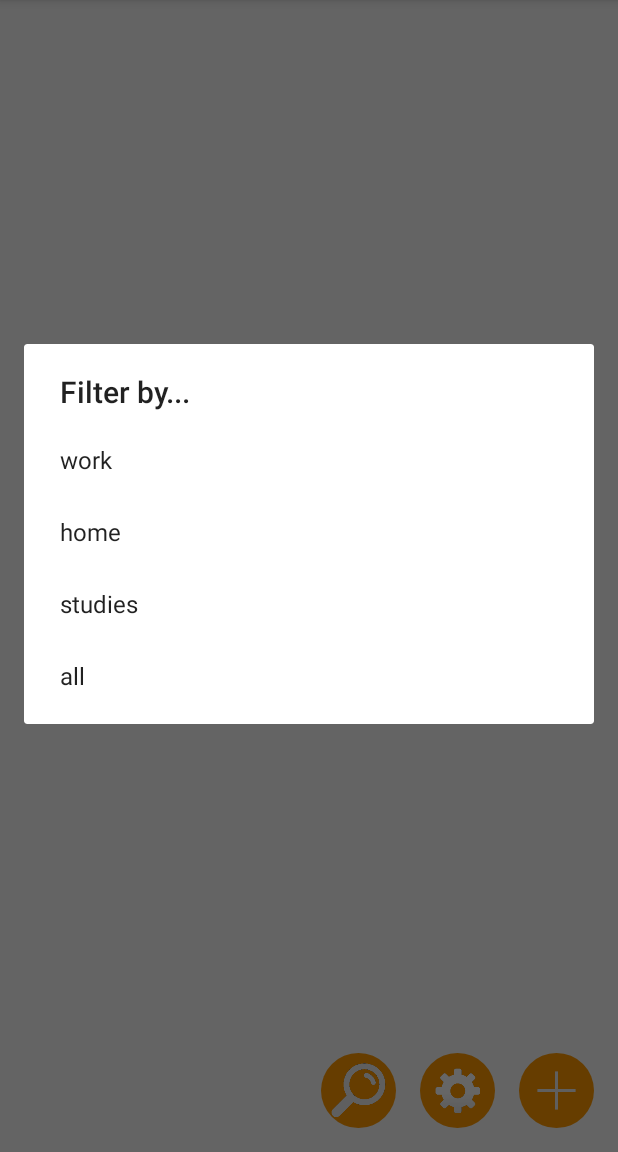
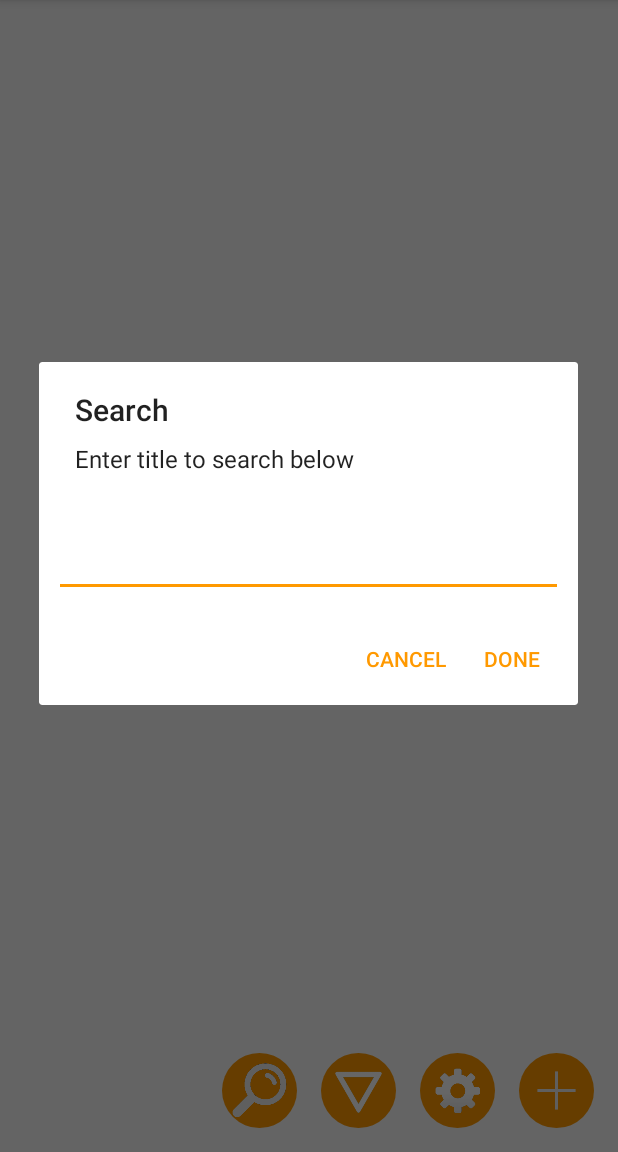
Before and after one commit to frealka/TodoList, an Android app: the screen it shows after launch (MainActivity), after a tap on an icon or button, on a phone screen of 412 x 824 dp, the part 84-1236 px from its top. Run offline under Robolectric (Android 15) with nearby library versions, the phone set to English and light mode, and no system bars; our stand-ins replace Room's generated code.

Commit message:
search function implemented and tested

```diff
--- a/app/src/main/java/com/example/agata/todolist/MainActivity.kt
+++ b/app/src/main/java/com/example/agata/todolist/MainActivity.kt
@@ -9,8 +9,10 @@ import android.support.v7.app.AlertDialog
 import android.support.v7.widget.LinearLayoutManager
 import android.view.View
 import android.util.Log
+import android.widget.EditText
 import com.example.agata.todolist.database.AppDatabase
 import com.example.agata.todolist.database.DbWorker
+import com.example.agata.todolist.recycler.CardItem
 import com.example.agata.todolist.recycler.RecyclerViewAdapter
 import kotlinx.android.synthetic.main.activity_main.*
 
@@ -81,4 +83,36 @@ class MainActivity : AppCompatActivity() {
         builder.create()
         builder.show()
     }
+
+    fun search(v: View){
+        val dialogBuilder = AlertDialog.Builder(this)
+        val inflater = this.layoutInflater
+        val dialogView = inflater.inflate(R.layout.custom_dialog, null)
+        dialogBuilder.setView(dialogView)
+
+        val edt = dialogView.findViewById(R.id.edit1) as EditText
+
+        dialogBuilder.setTitle("Search")
+        dialogBuilder.setMessage("Enter title to search below")
+        dialogBuilder.setPositiveButton("Done") { _, _ ->
+            val task = Runnable{
+                val pattern = edt.text.toString()
+                var result :List<CardItem>? = null
+                result = if(pattern.isEmpty()){
+                    mDb?.todoItemsDAO()?.getAllItems() ?: listOf()
+                } else{
+                    mDb?.todoItemsDAO()?.search(pattern) ?: listOf()
+                }
+                mUiHandler.post{
+                    todoAdapter.setSearchedItems(result!!.toMutableList())
+                }
+            }
+            mDbWorker.postTask(task)
+        }
+        dialogBuilder.setNegativeButton("Cancel") { _, _ ->
+            //pass
+        }
+        val b = dialogBuilder.create()
+        b.show()
+    }
 }
--- a/app/src/main/java/com/example/agata/todolist/database/TodoItemDAO.kt
+++ b/app/src/main/java/com/example/agata/todolist/database/TodoItemDAO.kt
@@ -28,4 +28,12 @@ interface TodoItemDAO {
     @Delete
     fun delete(t: CardItem)
 
+    /**
+     * Select from table
+     *
+     * @param pattern Pattern to be found
+     */
+    @Query("SELECT * FROM todoItems WHERE title LIKE :pattern")
+    fun search(pattern : String) : List<CardItem>
+
 }
--- a/app/src/main/java/com/example/agata/todolist/recycler/RecyclerViewAdapter.kt
+++ b/app/src/main/java/com/example/agata/todolist/recycler/RecyclerViewAdapter.kt
@@ -102,4 +102,9 @@ class RecyclerViewAdapter(
         }
         notifyDataSetChanged()
     }
+
+    fun setSearchedItems(newItems : MutableList<CardItem>){
+        items = newItems
+        notifyDataSetChanged()
+    }
 }
--- a/app/src/main/res/layout/activity_main.xml
+++ b/app/src/main/res/layout/activity_main.xml
@@ -8,7 +8,6 @@
         tools:context=".MainActivity">
 
     <android.support.v7.widget.RecyclerView
-            xmlns:tools="http://schemas.android.com/tools"
             android:layout_width="0dp"
             android:layout_height="0dp"
             app:layout_constraintEnd_toEndOf="parent" android:layout_marginEnd="8dp"
@@ -21,6 +20,16 @@
             android:layout_height="50dp"
             app:srcCompat="@drawable/find_icon"
             android:id="@+id/searchButton"
+            android:scaleType="fitCenter"
+            android:background="@drawable/default_shape"
+            android:layout_marginBottom="16dp"
+            app:layout_constraintBottom_toBottomOf="parent" android:onClick="search"
+            android:layout_marginEnd="16dp" app:layout_constraintEnd_toStartOf="@+id/filtrButton"/>
+    <ImageButton
+            android:layout_width="50dp"
+            android:layout_height="50dp"
+            app:srcCompat="@drawable/filtr_icon"
+            android:id="@+id/filtrButton"
             android:scaleType="fitCenter"
             android:background="@drawable/default_shape" android:layout_marginEnd="16dp"
             app:layout_constraintEnd_toStartOf="@+id/propertiesButton" android:layout_marginBottom="16dp"
--- /dev/null
+++ b/app/src/main/res/layout/custom_dialog.xml
@@ -0,0 +1,15 @@
+<?xml version="1.0" encoding="utf-8"?>
+<LinearLayout xmlns:android="http://schemas.android.com/apk/res/android"
+              xmlns:tools="http://schemas.android.com/tools"
+              android:layout_width="match_parent"
+              android:layout_height="match_parent"
+              android:padding="10dp"
+              android:orientation="vertical">
+
+    <EditText
+            android:id="@+id/edit1"
+            android:layout_width="match_parent"
+            android:layout_height="wrap_content"
+            android:inputType="text" />
+
+</LinearLayout>
```
Also changed, not shown: app/src/main/res/drawable/filtr_icon.png (added).
